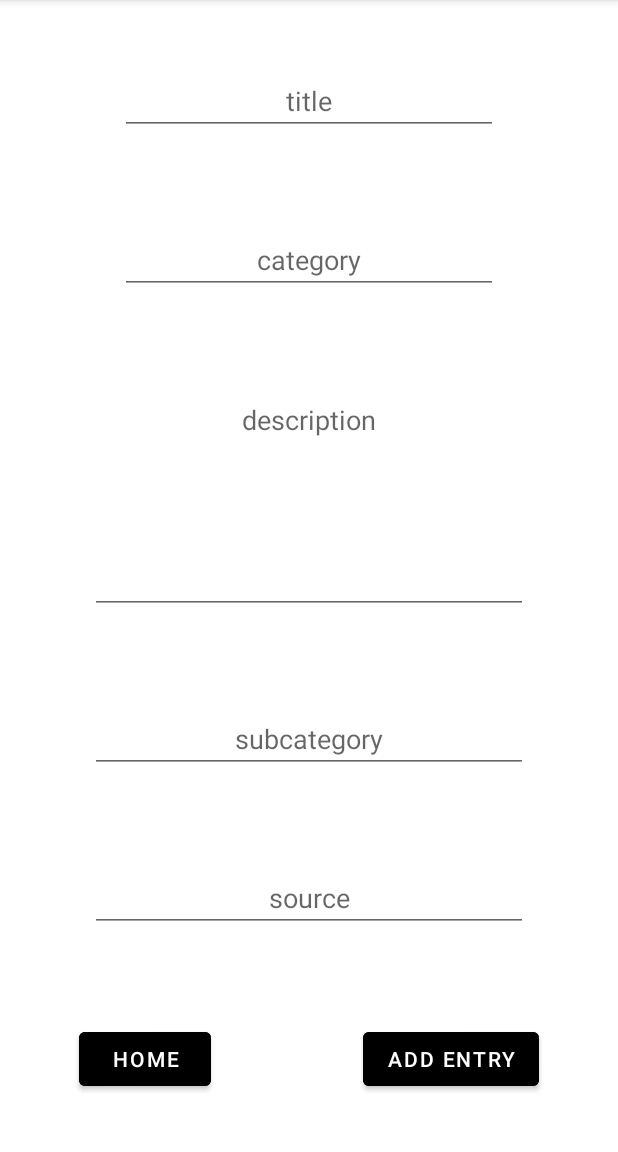
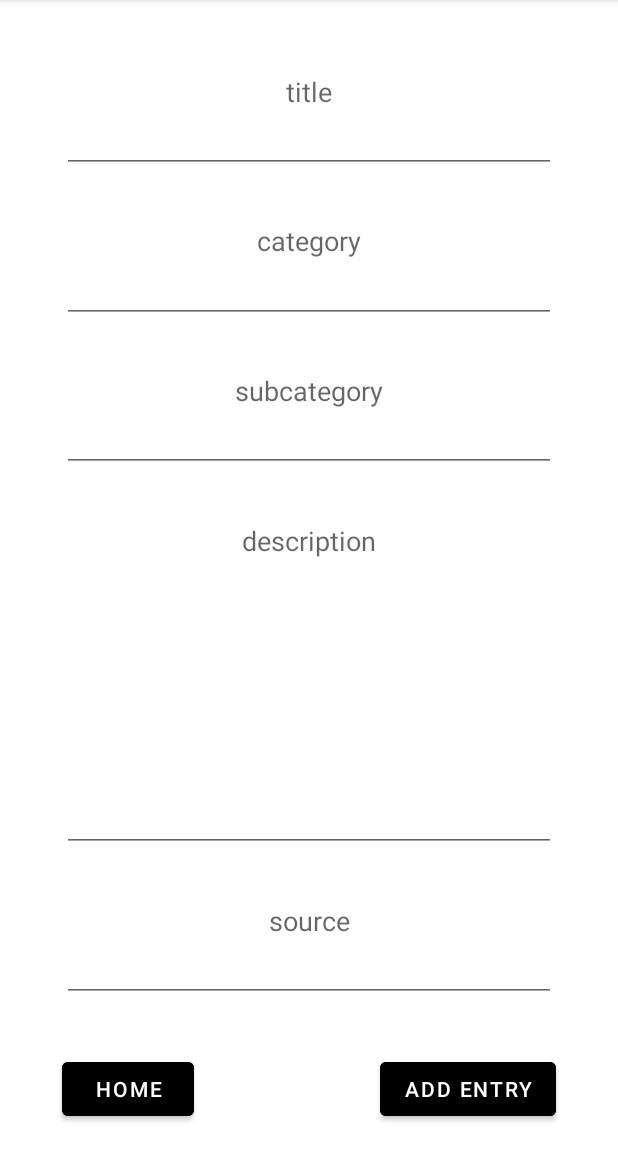
Before and after one commit to manuel-vna/ITKnowledgeBase, an Android app: the AddEntryFragment screen opened through its navigation route, on a phone screen of 412 x 824 dp, the part 84-1236 px from its top. Run offline under Robolectric (Android 15) with nearby library versions, the phone set to English and light mode, and no system bars; our stand-ins replace Room's generated code.

Commit message:
change, res/add_entry.xml+AddEntryFragment.java, layout to adaptive + InputFilter added for maxLength of char input

```diff
--- a/app/src/main/java/com/example/itkbproject/AddEntryFragment.java
+++ b/app/src/main/java/com/example/itkbproject/AddEntryFragment.java
@@ -94,8 +94,8 @@ public class AddEntryFragment extends Fragment {
             public CharSequence filter(CharSequence source, int start, int end,
                                        Spanned dest, int dstart, int dend) {
                 for (int i = start; i < end; i++) {
-                    //if (!Character.isLetterOrDigit(source.charAt(i))) { // Accept only letter & digits ; otherwise just return
-                        Log.d("Debug_A", "AddEntryFragment-Filter: "+String.valueOf(source.charAt(i)));
+
+                    Log.d("Debug_A", "AddEntryFragment-Filter: "+String.valueOf(source.charAt(i)));
                     if(String.valueOf(source.charAt(i)).equals(";")){
                         Toast toast = Toast.makeText(getContext(), "Invalid Input Character", Toast.LENGTH_LONG);
                         toast.setGravity(Gravity.CENTER, 0, 0);
@@ -105,13 +105,13 @@ public class AddEntryFragment extends Fragment {
                 }
                 return null;
             }
+        };
 
-        };
-        binding.autoCompleteTextViewTitleAdd.setFilters(new InputFilter[] { filter });
-        binding.autoCompleteTextViewCategoryAdd.setFilters(new InputFilter[] { filter });
-        binding.editTextDescriptionAdd.setFilters(new InputFilter[] { filter });
-        binding.autoCompleteTextViewSubcategoryAdd.setFilters(new InputFilter[] { filter });
-        binding.editTextSourceAdd.setFilters(new InputFilter[] { filter });
+        binding.autoCompleteTextViewTitleAdd.setFilters(new InputFilter[] { new InputFilter.LengthFilter(50),filter });
+        binding.autoCompleteTextViewCategoryAdd.setFilters(new InputFilter[] { new InputFilter.LengthFilter(20),filter });
+        binding.editTextDescriptionAdd.setFilters(new InputFilter[] { new InputFilter.LengthFilter(500),filter });
+        binding.autoCompleteTextViewSubcategoryAdd.setFilters(new InputFilter[] { new InputFilter.LengthFilter(20),filter });
+        binding.editTextSourceAdd.setFilters(new InputFilter[] { new InputFilter.LengthFilter(400),filter });
 
     }
 
--- a/app/src/main/res/layout/add_entry.xml
+++ b/app/src/main/res/layout/add_entry.xml
@@ -8,68 +8,48 @@
     <AutoCompleteTextView
         android:id="@+id/autoCompleteTextViewTitleAdd"
         android:layout_width="0dp"
-        android:layout_height="wrap_content"
-        android:layout_marginStart="80dp"
-        android:layout_marginEnd="80dp"
-        android:layout_marginBottom="8dp"
+        android:layout_height="0dp"
         android:gravity="center_horizontal"
         android:hint="title"
-        android:lines="1"
-        android:maxLength="40"
-        android:maxLines="2"
-        app:layout_constraintBottom_toTopOf="@+id/autoCompleteTextViewCategoryAdd"
-        app:layout_constraintEnd_toEndOf="parent"
-        app:layout_constraintHorizontal_bias="0.0"
-        app:layout_constraintStart_toStartOf="parent"
-        app:layout_constraintTop_toTopOf="parent" />
+        app:layout_constraintBottom_toTopOf="@+id/guidelineHorizontalBelowTitle"
+        app:layout_constraintEnd_toStartOf="@+id/guidelineVerticalRight"
+        app:layout_constraintStart_toStartOf="@+id/guidelineVerticalLeft"
+        app:layout_constraintTop_toTopOf="@+id/guidelineHorizontalAboveTitle" />
 
     <AutoCompleteTextView
         android:id="@+id/autoCompleteTextViewCategoryAdd"
         android:layout_width="0dp"
-        android:layout_height="wrap_content"
-        android:layout_marginStart="80dp"
-        android:layout_marginTop="8dp"
-        android:layout_marginEnd="80dp"
-        android:layout_marginBottom="8dp"
+        android:layout_height="0dp"
         android:gravity="center_horizontal"
         android:hint="category"
         android:lines="1"
         android:maxLength="20"
         android:maxLines="1"
         android:tooltipText="Characters not allowed: ; "
-        app:layout_constraintBottom_toTopOf="@+id/editTextDescriptionAdd"
-        app:layout_constraintEnd_toEndOf="parent"
-        app:layout_constraintStart_toStartOf="parent"
-        app:layout_constraintTop_toBottomOf="@+id/autoCompleteTextViewTitleAdd" />
+        app:layout_constraintBottom_toTopOf="@+id/guidelineHorizontalBelowCategory"
+        app:layout_constraintEnd_toStartOf="@+id/guidelineVerticalRight"
+        app:layout_constraintStart_toStartOf="@+id/guidelineVerticalLeft"
+        app:layout_constraintTop_toTopOf="@+id/guidelineHorizontalAboveCategory" />
 
     <AutoCompleteTextView
         android:id="@+id/autoCompleteTextViewSubcategoryAdd"
         android:layout_width="0dp"
-        android:layout_height="wrap_content"
-        android:layout_marginStart="60dp"
-        android:layout_marginTop="8dp"
-        android:layout_marginEnd="60dp"
-        android:layout_marginBottom="8dp"
+        android:layout_height="0dp"
         android:gravity="center_horizontal"
         android:hint="subcategory"
         android:lines="1"
         android:maxLength="20"
         android:maxLines="1"
-        app:layout_constraintBottom_toTopOf="@+id/editTextSourceAdd"
-        app:layout_constraintEnd_toEndOf="parent"
-        app:layout_constraintHorizontal_bias="0.0"
-        app:layout_constraintStart_toStartOf="parent"
-        app:layout_constraintTop_toBottomOf="@+id/editTextDescriptionAdd" />
+        app:layout_constraintBottom_toTopOf="@+id/guidelineHorizontalBelowSubcategory"
+        app:layout_constraintEnd_toStartOf="@+id/guidelineVerticalRight"
+        app:layout_constraintStart_toStartOf="@+id/guidelineVerticalLeft"
+        app:layout_constraintTop_toTopOf="@+id/guidelineHorizontalAboveSubategory" />
 
     <EditText
         android:id="@+id/editTextDescriptionAdd"
         style="@style/Widget.AppCompat.Light.AutoCompleteTextView"
         android:layout_width="0dp"
-        android:layout_height="wrap_content"
-        android:layout_marginStart="60dp"
-        android:layout_marginTop="8dp"
-        android:layout_marginEnd="60dp"
-        android:layout_marginBottom="8dp"
+        android:layout_height="0dp"
         android:gravity="center_horizontal"
         android:hint="description"
         android:inputType="textMultiLine"
@@ -77,19 +57,15 @@
         android:maxLength="400"
         android:maxLines="10"
         android:minLines="6"
-        app:layout_constraintBottom_toTopOf="@+id/autoCompleteTextViewSubcategoryAdd"
-        app:layout_constraintEnd_toEndOf="parent"
-        app:layout_constraintHorizontal_bias="0.0"
-        app:layout_constraintStart_toStartOf="parent"
-        app:layout_constraintTop_toBottomOf="@+id/autoCompleteTextViewCategoryAdd" />
+        app:layout_constraintBottom_toTopOf="@+id/guidelineHorizontalBelowDescription"
+        app:layout_constraintEnd_toStartOf="@+id/guidelineVerticalRight"
+        app:layout_constraintStart_toStartOf="@+id/guidelineVerticalLeft"
+        app:layout_constraintTop_toTopOf="@+id/guidelineHorizontalAboveDescription" />
 
     <EditText
         android:id="@+id/editTextSourceAdd"
         android:layout_width="0dp"
-        android:layout_height="wrap_content"
-        android:layout_marginStart="60dp"
-        android:layout_marginTop="8dp"
-        android:layout_marginEnd="60dp"
+        android:layout_height="0dp"
         android:gravity="center_horizontal"
         android:hint="source"
         android:inputType="textWebEmailAddress"
@@ -98,49 +74,128 @@
         android:maxLines="3"
         android:minHeight="32dp"
         android:minLines="2"
-        app:layout_constraintBottom_toTopOf="@+id/guideline2"
-        app:layout_constraintEnd_toEndOf="parent"
-        app:layout_constraintHorizontal_bias="0.0"
-        app:layout_constraintStart_toStartOf="parent"
-        app:layout_constraintTop_toBottomOf="@+id/autoCompleteTextViewSubcategoryAdd" />
+        app:layout_constraintBottom_toTopOf="@+id/guidelineHorizontalBelowSource"
+        app:layout_constraintEnd_toStartOf="@+id/guidelineVerticalRight"
+        app:layout_constraintStart_toStartOf="@+id/guidelineVerticalLeft"
+        app:layout_constraintTop_toTopOf="@+id/guidelineHorizontalAboveSource" />
 
     <Button
         android:id="@+id/buttonAddEntry"
         android:layout_width="wrap_content"
         android:layout_height="wrap_content"
-        android:layout_marginStart="32dp"
-        android:layout_marginTop="16dp"
-        android:layout_marginEnd="16dp"
-        android:layout_marginBottom="24dp"
         android:backgroundTint="@android:color/black"
         android:text="@string/ButtonAddEntry"
-        app:layout_constraintBottom_toBottomOf="parent"
-        app:layout_constraintEnd_toEndOf="parent"
-        app:layout_constraintStart_toEndOf="@+id/buttonBackToMain"
-        app:layout_constraintTop_toTopOf="@+id/guideline2"
-        app:layout_constraintVertical_bias="0.0" />
+        app:layout_constraintBottom_toTopOf="@+id/guidelineHorizontalBelowButtons"
+        app:layout_constraintEnd_toStartOf="@+id/guidelineVerticalRight"
+        app:layout_constraintTop_toTopOf="@+id/guidelineHorizontalAboveButtons"/>
 
     <Button
         android:id="@+id/buttonBackToMain"
         android:layout_width="wrap_content"
         android:layout_height="wrap_content"
-        android:layout_marginStart="16dp"
-        android:layout_marginTop="16dp"
-        android:layout_marginEnd="32dp"
-        android:layout_marginBottom="24dp"
         android:backgroundTint="@android:color/black"
         android:text="@string/ButtonHome"
-        app:layout_constraintBottom_toBottomOf="parent"
-        app:layout_constraintEnd_toStartOf="@+id/buttonAddEntry"
-        app:layout_constraintStart_toStartOf="parent"
-        app:layout_constraintTop_toTopOf="@+id/guideline2"
-        app:layout_constraintVertical_bias="0.0" />
+        app:layout_constraintBottom_toTopOf="@+id/guidelineHorizontalBelowButtons"
+        app:layout_constraintStart_toStartOf="@+id/guidelineVerticalLeft"
+        app:layout_constraintTop_toTopOf="@+id/guidelineHorizontalAboveButtons" />
 
     <androidx.constraintlayout.widget.Guideline
-        android:id="@+id/guideline2"
+        android:id="@+id/guidelineVerticalLeft"
+        android:layout_width="wrap_content"
+        android:layout_height="wrap_content"
+        android:orientation="vertical"
+        app:layout_constraintGuide_percent="0.1" />
+
+    <androidx.constraintlayout.widget.Guideline
+        android:id="@+id/guidelineVerticalRight"
+        android:layout_width="wrap_content"
+        android:layout_height="wrap_content"
+        android:orientation="vertical"
+        app:layout_constraintGuide_percent="0.9" />
+
+    <androidx.constraintlayout.widget.Guideline
+        android:id="@+id/guidelineHorizontalAboveTitle"
         android:layout_width="wrap_content"
         android:layout_height="wrap_content"
         android:orientation="horizontal"
-        app:layout_constraintGuide_end="102dp" />
+        app:layout_constraintGuide_percent="0.05" />
+
+    <androidx.constraintlayout.widget.Guideline
+        android:id="@+id/guidelineHorizontalBelowTitle"
+        android:layout_width="wrap_content"
+        android:layout_height="wrap_content"
+        android:orientation="horizontal"
+        app:layout_constraintGuide_percent="0.15" />
+
+    <androidx.constraintlayout.widget.Guideline
+        android:id="@+id/guidelineHorizontalAboveCategory"
+        android:layout_width="wrap_content"
+        android:layout_height="wrap_content"
+        android:orientation="horizontal"
+        app:layout_constraintGuide_percent="0.18" />
+
+    <androidx.constraintlayout.widget.Guideline
+        android:id="@+id/guidelineHorizontalBelowCategory"
+        android:layout_width="wrap_content"
+        android:layout_height="wrap_content"
+        android:orientation="horizontal"
+        app:layout_constraintGuide_percent="0.28" />
+
+    <androidx.constraintlayout.widget.Guideline
+        android:id="@+id/guidelineHorizontalAboveSubategory"
+        android:layout_width="wrap_content"
+        android:layout_height="wrap_content"
+        android:orientation="horizontal"
+        app:layout_constraintGuide_percent="0.31" />
+
+    <androidx.constraintlayout.widget.Guideline
+        android:id="@+id/guidelineHorizontalBelowSubcategory"
+        android:layout_width="wrap_content"
+        android:layout_height="wrap_content"
+        android:orientation="horizontal"
+        app:layout_constraintGuide_percent="0.41" />
+
+    <androidx.constraintlayout.widget.Guideline
+        android:id="@+id/guidelineHorizontalAboveDescription"
+        android:layout_width="wrap_content"
+        android:layout_height="wrap_content"
+        android:orientation="horizontal"
+        app:layout_constraintGuide_percent="0.44" />
+
+    <androidx.constraintlayout.widget.Guideline
+        android:id="@+id/guidelineHorizontalBelowDescription"
+        android:layout_width="wrap_content"
+        android:layout_height="wrap_content"
+        android:orientation="horizontal"
+        app:layout_constraintGuide_percent="0.74" />
+
+    <androidx.constraintlayout.widget.Guideline
+        android:id="@+id/guidelineHorizontalAboveSource"
+        android:layout_width="wrap_content"
+        android:layout_height="wrap_content"
+        android:orientation="horizontal"
+        app:layout_constraintGuide_percent="0.77" />
+
+    <androidx.constraintlayout.widget.Guideline
+        android:id="@+id/guidelineHorizontalBelowSource"
+        android:layout_width="wrap_content"
+        android:layout_height="wrap_content"
+        android:orientation="horizontal"
+        app:layout_constraintGuide_percent="0.87" />
+
+    <androidx.constraintlayout.widget.Guideline
+        android:id="@+id/guidelineHorizontalAboveButtons"
+        android:layout_width="wrap_content"
+        android:layout_height="wrap_content"
+        android:orientation="horizontal"
+        app:layout_constraintGuide_percent="0.91" />
+
+    <androidx.constraintlayout.widget.Guideline
+        android:id="@+id/guidelineHorizontalBelowButtons"
+        android:layout_width="wrap_content"
+        android:layout_height="wrap_content"
+        android:orientation="horizontal"
+        app:layout_constraintGuide_percent="0.98" />
+
 
 </androidx.constraintlayout.widget.ConstraintLayout>
--- a/app/src/main/res/layout/update_delete_entry.xml
+++ b/app/src/main/res/layout/update_delete_entry.xml
@@ -41,11 +41,11 @@
         android:layout_width="wrap_content"
         android:layout_height="wrap_content"
         android:ems="10"
+        android:inputType="textPersonName"
         android:lines="8"
         android:maxLength="400"
         android:maxLines="10"
         android:minLines="6"
-        android:inputType="textPersonName"
         app:layout_constraintEnd_toEndOf="parent"
         app:layout_constraintHorizontal_bias="0.497"
         app:layout_constraintStart_toStartOf="parent"
```
